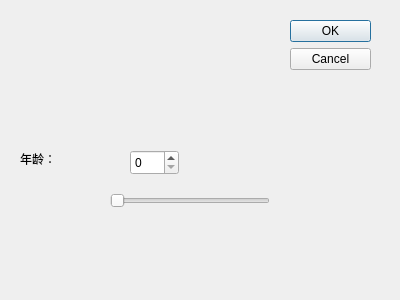
Qt form day8023001/registerdialog.ui (wangzhanf/hdCPP) before a commit.
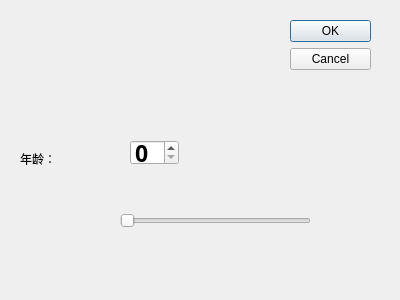
The same form after that commit.

```diff
--- a/day8023001/registerdialog.ui
+++ b/day8023001/registerdialog.ui
@@ -46,18 +46,26 @@
    <property name="geometry">
     <rect>
      <x>130</x>
-     <y>150</y>
+     <y>140</y>
      <width>49</width>
      <height>25</height>
     </rect>
    </property>
+   <property name="font">
+    <font>
+     <family>Arial Black</family>
+     <pointsize>17</pointsize>
+     <weight>75</weight>
+     <bold>true</bold>
+    </font>
+   </property>
   </widget>
   <widget class="QSlider" name="horizontalSlider">
    <property name="geometry">
     <rect>
-     <x>110</x>
-     <y>190</y>
-     <width>160</width>
+     <x>120</x>
+     <y>210</y>
+     <width>191</width>
      <height>22</height>
     </rect>
    </property>
```
